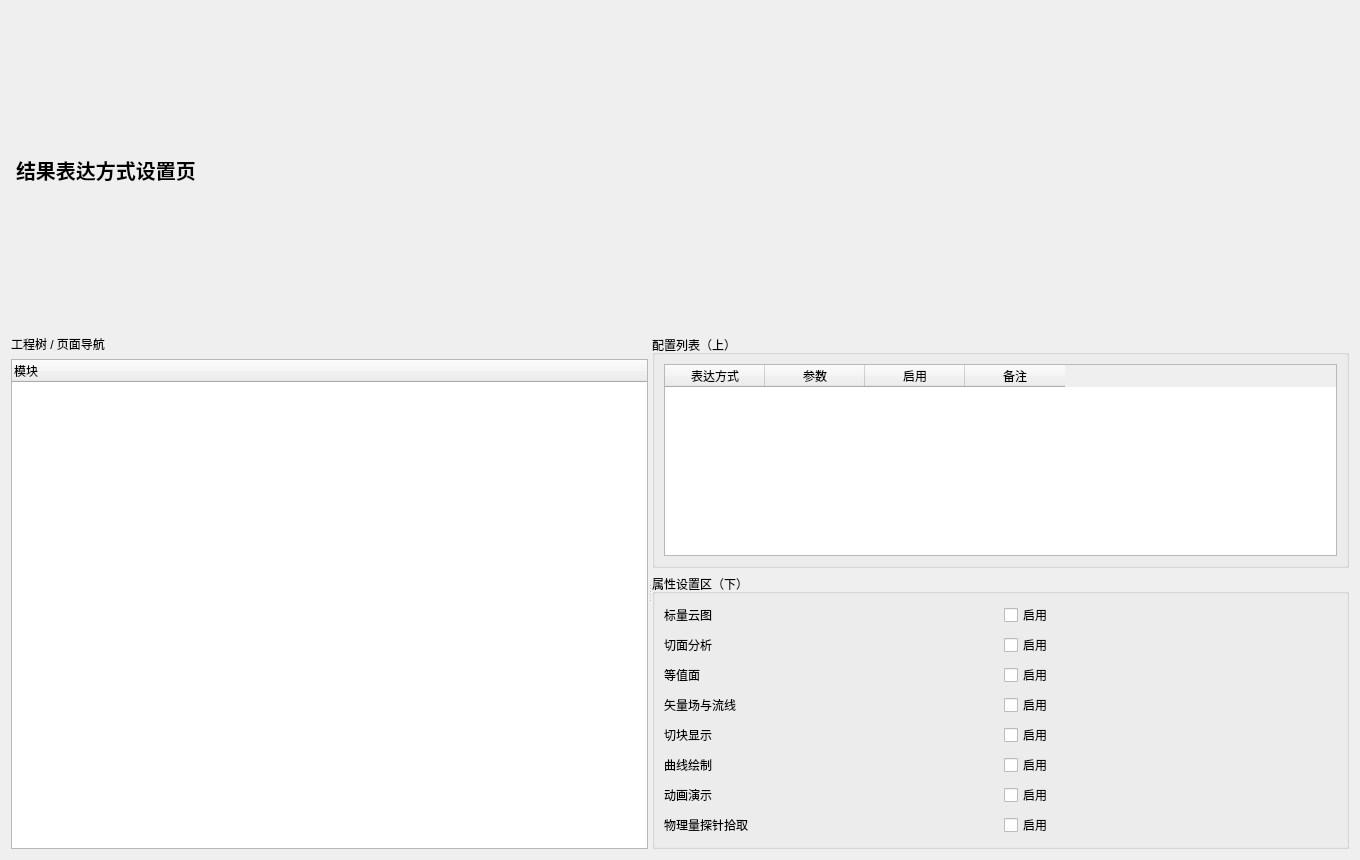
Before: the Qt Designer form plugins/Base_Display/VisualizationExpressionPage.ui in asd977/base_cae, drawn with Qt 5.
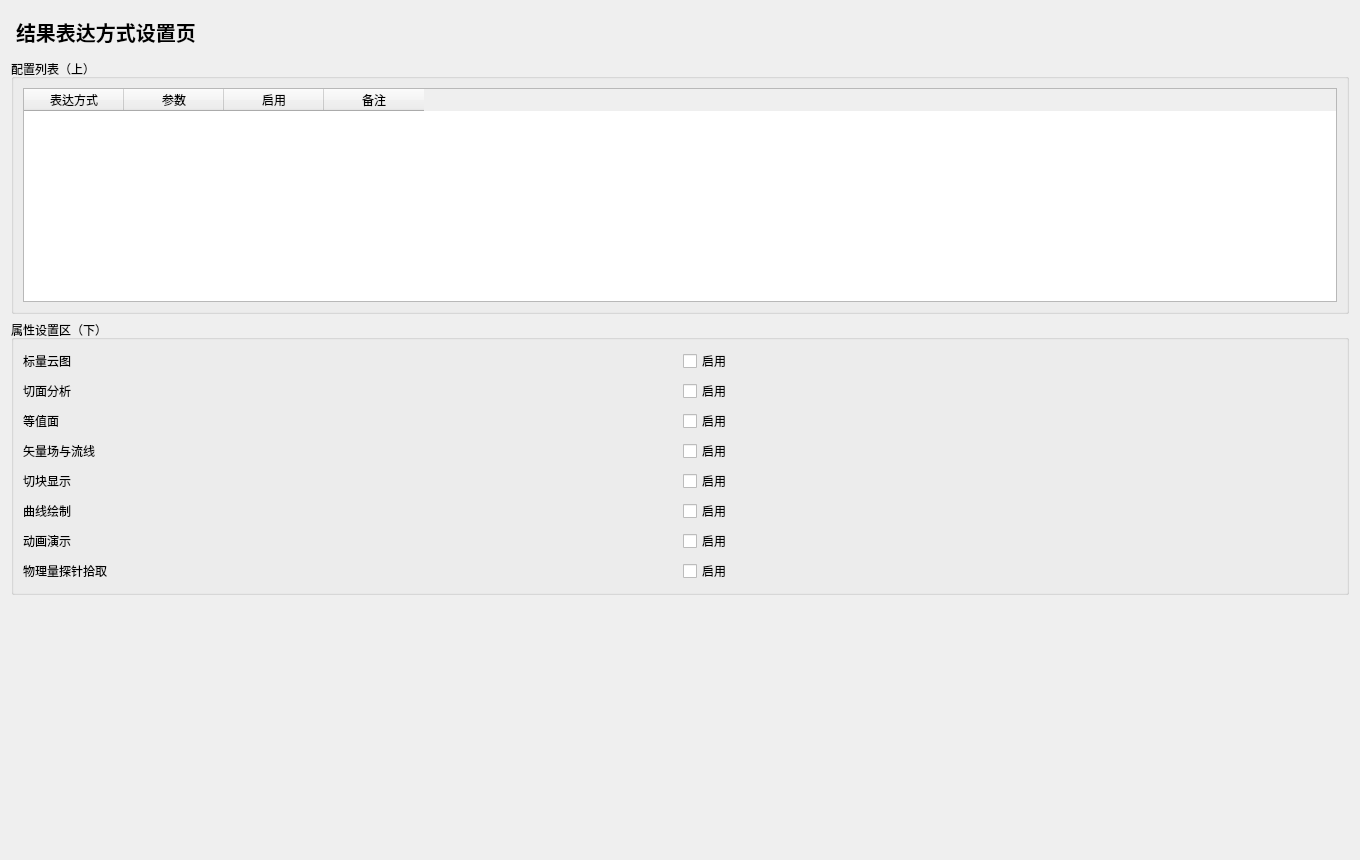
After: the same form once the commit is applied.

Commit message: 按评审意见移除左侧导航并补充底部纵向弹簧

Patch:
```diff
--- a/plugins/Base_Display/VisualizationExpressionPage.ui
+++ b/plugins/Base_Display/VisualizationExpressionPage.ui
@@ -6,17 +6,6 @@
   <layout class="QVBoxLayout" name="rootLayout">
    <item><widget class="QLabel" name="titleLabel"><property name="styleSheet"><string notr="true">font-size:20px;font-weight:700;padding:6px 0;</string></property><property name="text"><string>结果表达方式设置页</string></property></widget></item>
    <item>
-    <widget class="QSplitter" name="mainSplitter">
-     <property name="orientation"><enum>Qt::Horizontal</enum></property>
-     <widget class="QWidget" name="leftPanel">
-      <layout class="QVBoxLayout" name="leftLayout">
-       <item><widget class="QLabel" name="navTitle"><property name="text"><string>工程树 / 页面导航</string></property></widget></item>
-       <item><widget class="QTreeWidget" name="navTree"><column><property name="text"><string>模块</string></property></column></widget></item>
-      </layout>
-     </widget>
-     <widget class="QWidget" name="rightPanel">
-      <layout class="QVBoxLayout" name="rightLayout">
-       <item>
         <widget class="QGroupBox" name="listGroup"><property name="title"><string>配置列表（上）</string></property>
          <layout class="QVBoxLayout" name="listLayout">
           <item><widget class="QTableWidget" name="configTable">              <column><property name="text"><string>表达方式</string></property></column>
@@ -49,9 +38,11 @@
          </layout>
         </widget>
        </item>
-      </layout>
-     </widget>
-    </widget>
+   <item>
+    <spacer name="verticalSpacer">
+     <property name="orientation"><enum>Qt::Vertical</enum></property>
+     <property name="sizeHint" stdset="0"><size><width>20</width><height>40</height></size></property>
+    </spacer>
    </item>
   </layout>
  </widget>
```
Left out of the diff: 3 changed lines with no effect on the pictures. Lines whose indentation alone changed are shown as unchanged. The commit also changes 23 other files.
